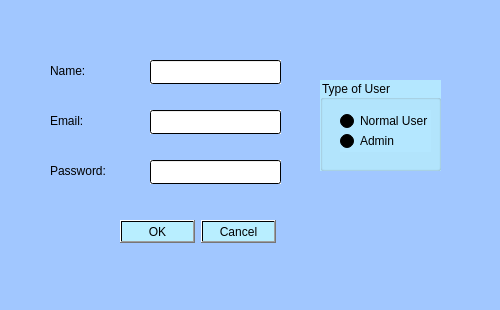
The window that signup.ui (reich03/EstructurasProyecto) describes before a commit, drawn with Qt 5.
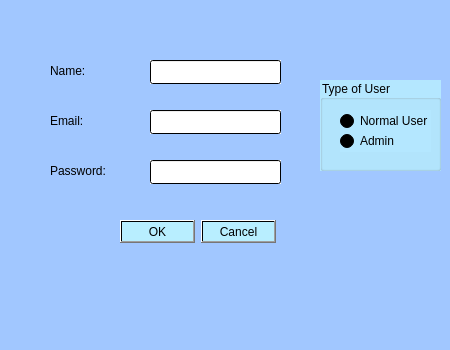
The same window after the commit.

```diff
--- a/signup.ui
+++ b/signup.ui
@@ -9,8 +9,8 @@
    <rect>
     <x>0</x>
     <y>0</y>
-    <width>500</width>
-    <height>310</height>
+    <width>450</width>
+    <height>350</height>
    </rect>
   </property>
   <property name="windowTitle">
```
